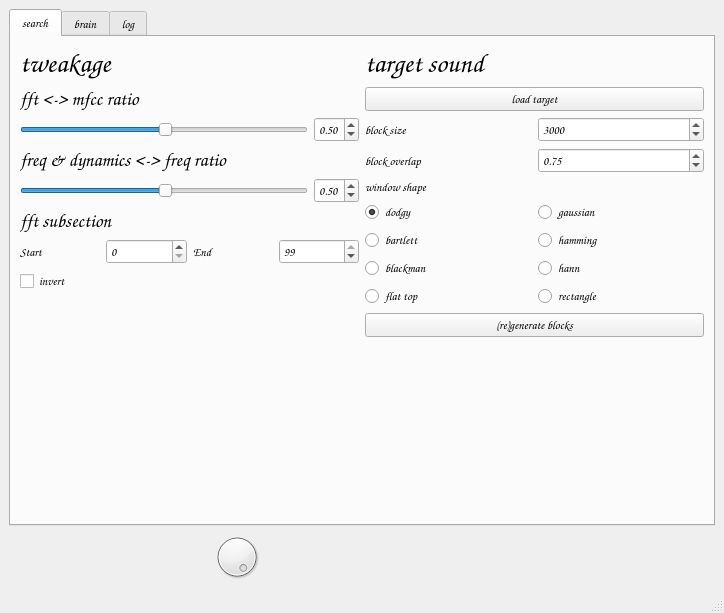
aeiouaeiouaeiouaeiouaeiouaeiou/samplebrain, file samplebrain/interface/samplebrain.ui: the form before one commit.
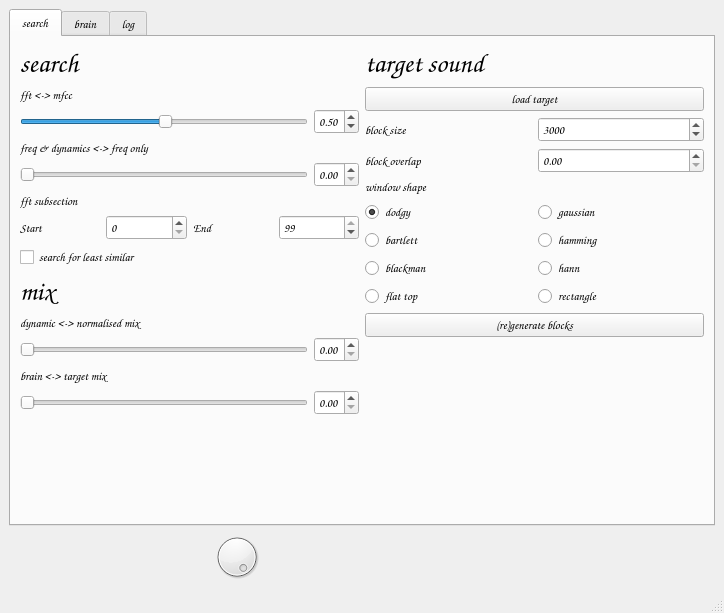
The form after the commit. Icons and pictures are not drawn.

Diff of the .ui file:
```diff
--- a/samplebrain/interface/samplebrain.ui
+++ b/samplebrain/interface/samplebrain.ui
@@ -31,7 +31,7 @@
        <attribute name="title">
         <string>search</string>
        </attribute>
-       <layout class="QHBoxLayout" name="horizontalLayout_8">
+       <layout class="QHBoxLayout" name="horizontalLayout_10">
         <item>
          <layout class="QVBoxLayout" name="verticalLayout_3">
           <item>
@@ -45,7 +45,7 @@
              </font>
             </property>
             <property name="text">
-             <string>tweakage</string>
+             <string>search</string>
             </property>
            </widget>
           </item>
@@ -54,13 +54,13 @@
             <property name="font">
              <font>
               <family>Comic Sans MS</family>
-              <pointsize>14</pointsize>
+              <pointsize>9</pointsize>
               <weight>75</weight>
               <bold>true</bold>
              </font>
             </property>
             <property name="text">
-             <string>fft &lt;-&gt; mfcc ratio</string>
+             <string>fft &lt;-&gt; mfcc</string>
             </property>
            </widget>
           </item>
@@ -108,13 +108,13 @@
             <property name="font">
              <font>
               <family>Comic Sans MS</family>
-              <pointsize>14</pointsize>
+              <pointsize>9</pointsize>
               <weight>75</weight>
               <bold>true</bold>
              </font>
             </property>
             <property name="text">
-             <string>freq &amp; dynamics &lt;-&gt; freq ratio</string>
+             <string>freq &amp; dynamics &lt;-&gt; freq only</string>
             </property>
            </widget>
           </item>
@@ -129,7 +129,7 @@
                </sizepolicy>
               </property>
               <property name="value">
-               <number>50</number>
+               <number>0</number>
               </property>
               <property name="orientation">
                <enum>Qt::Horizontal</enum>
@@ -151,7 +151,7 @@
                <double>0.010000000000000</double>
               </property>
               <property name="value">
-               <double>0.500000000000000</double>
+               <double>0.000000000000000</double>
               </property>
              </widget>
             </item>
@@ -162,7 +162,7 @@
             <property name="font">
              <font>
               <family>Comic Sans MS</family>
-              <pointsize>14</pointsize>
+              <pointsize>9</pointsize>
               <weight>75</weight>
               <bold>true</bold>
              </font>
@@ -223,7 +223,7 @@
              </size>
             </property>
             <property name="text">
-             <string>invert</string>
+             <string>search for least similar</string>
             </property>
             <property name="iconSize">
              <size>
@@ -233,6 +233,132 @@
             </property>
            </widget>
           </item>
+          <item>
+           <widget class="QLabel" name="label_23">
+            <property name="font">
+             <font>
+              <family>Comic Sans MS</family>
+              <pointsize>20</pointsize>
+              <weight>75</weight>
+              <bold>true</bold>
+             </font>
+            </property>
+            <property name="text">
+             <string>mix</string>
+            </property>
+           </widget>
+          </item>
+          <item>
+           <widget class="QLabel" name="label_21">
+            <property name="font">
+             <font>
+              <family>Comic Sans MS</family>
+              <pointsize>9</pointsize>
+              <weight>75</weight>
+              <bold>true</bold>
+             </font>
+            </property>
+            <property name="text">
+             <string>dynamic &lt;-&gt; normalised mix</string>
+            </property>
+           </widget>
+          </item>
+          <item>
+           <layout class="QHBoxLayout" name="horizontalLayout_8">
+            <item>
+             <widget class="QSlider" name="sliderNMix">
+              <property name="sizePolicy">
+               <sizepolicy hsizetype="Preferred" vsizetype="Fixed">
+                <horstretch>0</horstretch>
+                <verstretch>0</verstretch>
+               </sizepolicy>
+              </property>
+              <property name="value">
+               <number>0</number>
+              </property>
+              <property name="orientation">
+               <enum>Qt::Horizontal</enum>
+              </property>
+             </widget>
+            </item>
+            <item>
+             <widget class="QDoubleSpinBox" name="doubleSpinBoxNMix">
+              <property name="sizePolicy">
+               <sizepolicy hsizetype="Fixed" vsizetype="Fixed">
+                <horstretch>0</horstretch>
+                <verstretch>0</verstretch>
+               </sizepolicy>
+              </property>
+              <property name="maximum">
+               <double>1.000000000000000</double>
+              </property>
+              <property name="singleStep">
+               <double>0.010000000000000</double>
+              </property>
+              <property name="value">
+               <double>0.000000000000000</double>
+              </property>
+             </widget>
+            </item>
+           </layout>
+          </item>
+          <item>
+           <widget class="QLabel" name="label_22">
+            <property name="font">
+             <font>
+              <family>Comic Sans MS</family>
+              <pointsize>9</pointsize>
+              <weight>75</weight>
+              <bold>true</bold>
+             </font>
+            </property>
+            <property name="text">
+             <string>brain &lt;-&gt; target mix</string>
+            </property>
+           </widget>
+          </item>
+          <item>
+           <layout class="QHBoxLayout" name="horizontalLayout_9">
+            <item>
+             <widget class="QSlider" name="sliderTargetMix">
+              <property name="sizePolicy">
+               <sizepolicy hsizetype="Preferred" vsizetype="Fixed">
+                <horstretch>0</horstretch>
+                <verstretch>0</verstretch>
+               </sizepolicy>
+              </property>
+              <property name="value">
+               <number>0</number>
+              </property>
+              <property name="sliderPosition">
+               <number>0</number>
+              </property>
+              <property name="orientation">
+               <enum>Qt::Horizontal</enum>
+              </property>
+             </widget>
+            </item>
+            <item>
+             <widget class="QDoubleSpinBox" name="doubleSpinBoxTargetMix">
+              <property name="sizePolicy">
+               <sizepolicy hsizetype="Fixed" vsizetype="Fixed">
+                <horstretch>0</horstretch>
+                <verstretch>0</verstretch>
+               </sizepolicy>
+              </property>
+              <property name="maximum">
+               <double>1.000000000000000</double>
+              </property>
+              <property name="singleStep">
+               <double>0.010000000000000</double>
+              </property>
+              <property name="value">
+               <double>0.000000000000000</double>
+              </property>
+             </widget>
+            </item>
+           </layout>
+          </item>
           <item>
            <spacer name="verticalSpacer_3">
             <property name="orientation">
@@ -332,7 +458,7 @@
                <double>0.010000000000000</double>
               </property>
               <property name="value">
-               <double>0.750000000000000</double>
+               <double>0.000000000000000</double>
               </property>
              </widget>
             </item>
```
Left out of the diff: 73 changed lines with no effect on the pictures.
